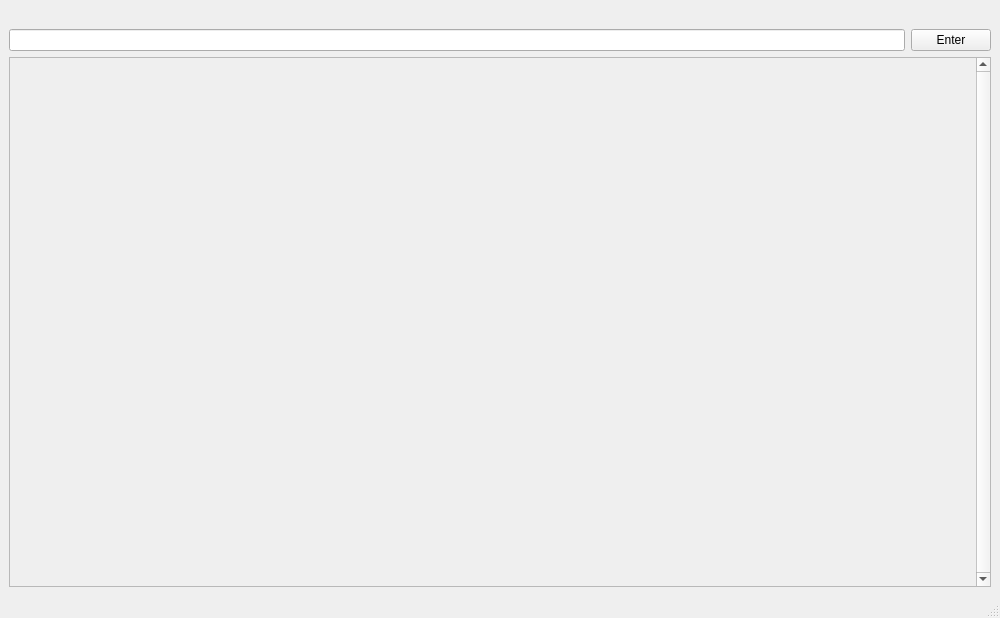
Above: Ui/LibraryUi.ui from OrionAerospaceYT/SideKick before the change. Below: the same form after it.
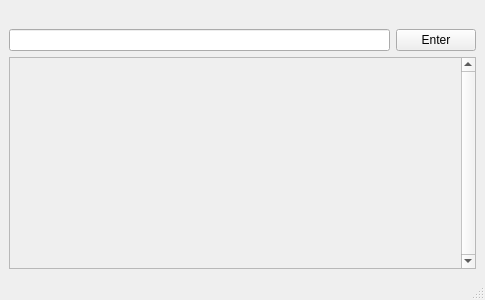
That is the form after the change.

```diff
--- a/Ui/LibraryUi.ui
+++ b/Ui/LibraryUi.ui
@@ -6,14 +6,14 @@
    <rect>
     <x>0</x>
     <y>0</y>
-    <width>1000</width>
-    <height>618</height>
+    <width>485</width>
+    <height>300</height>
    </rect>
   </property>
   <property name="minimumSize">
    <size>
-    <width>1000</width>
-    <height>618</height>
+    <width>485</width>
+    <height>300</height>
    </size>
   </property>
   <property name="windowTitle">
@@ -62,8 +62,8 @@
           <rect>
            <x>0</x>
            <y>0</y>
-           <width>961</width>
-           <height>528</height>
+           <width>446</width>
+           <height>210</height>
           </rect>
          </property>
          <layout class="QVBoxLayout" name="verticalLayout_2">
```
